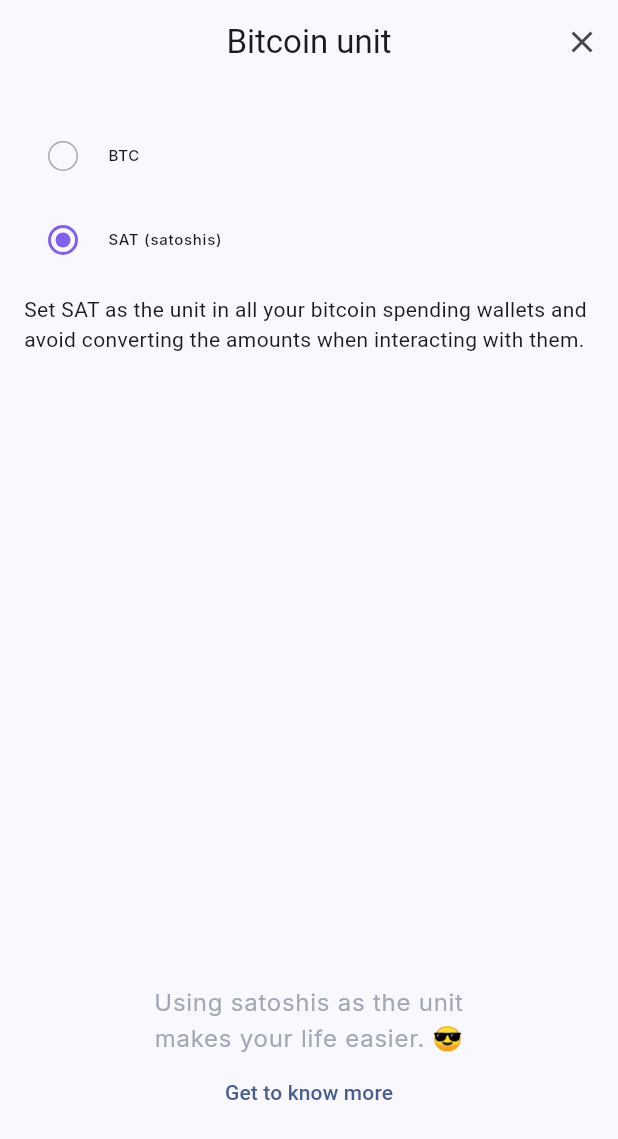
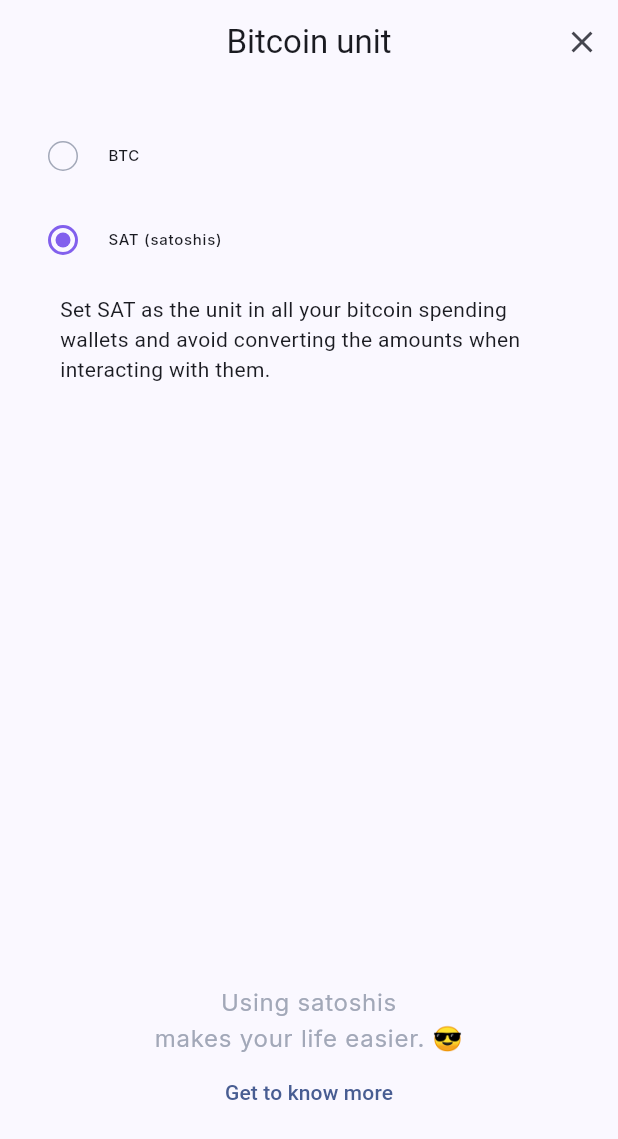
Before and after one commit to kumuly/kumuly_pocket, a Flutter app: the BitcoinUnitSettingsScreen screen opened by its route, after a tap on "SAT (satoshis)", on a phone screen of 412 x 824 dp. Shown: the top 1139 px of the screen. Run offline on Flutter 3.47's test engine with Material 2 defaults, Android fonts, the phone set to English and light mode, and no system bars; our stand-ins replace animate_do, cloud_firestore, cloud_functions, convert, equatable, firebase_auth and 10 more; missing offline and left inert: bip39_mnemonic, breez_sdk, firebase_app_check, mobile_scanner; accounts and stored records are empty; generated files the repository leaves out were written again; statements that could not run were skipped.

Commit message:
fix: padding btc unit setting screen + copy

```diff
--- a/lib/features/settings/bitcoin_unit_settings_screen.dart
+++ b/lib/features/settings/bitcoin_unit_settings_screen.dart
@@ -85,11 +85,16 @@ class BitcoinUnitSettingsScreen extends ConsumerWidget {
             const SizedBox(height: 8.0),
             if (bitcoinUnit == BitcoinUnit.sat)
               BounceInUp(
-                child: Text(
-                  copy.satUnitHelperText,
-                  style: textTheme.body2(
-                    Palette.neutral[70],
-                    FontWeight.normal,
+                child: Padding(
+                  padding: const EdgeInsets.symmetric(
+                    horizontal: 24.0,
+                  ),
+                  child: Text(
+                    copy.satUnitHelperText,
+                    style: textTheme.body2(
+                      Palette.neutral[70],
+                      FontWeight.normal,
+                    ),
                   ),
                 ),
               ),
--- a/lib/l10n/app_en.arb
+++ b/lib/l10n/app_en.arb
@@ -130,6 +130,6 @@
   "satUnitHelperText": "Set SAT as the unit in all your bitcoin spending wallets and avoid converting the amounts when interacting with them.",
   "satUnit": "SAT (satoshis)",
   "btcUnit": "BTC",
-  "usingSatsMakesYourLifeEasier": "Using satoshis as the unit\nmakes your life easier. 😎",
+  "usingSatsMakesYourLifeEasier": "Using satoshis\nmakes your life easier. 😎",
   "getToKnowMore": "Get to know more"
 }
--- a/lib/l10n/app_es.arb
+++ b/lib/l10n/app_es.arb
@@ -130,6 +130,6 @@
   "satUnitHelperText": "Configura SAT como la unidad en todas tus billeteras bitcoin de gastos, asi evitas convertir los montos cada vez que interactues con ellas.",
   "satUnit": "SAT (satoshis)",
   "btcUnit": "BTC",
-  "usingSatsMakesYourLifeEasier": "Usar satoshis como unidad\nte hace la vida más fácil. 😎",
+  "usingSatsMakesYourLifeEasier": "Usar satoshis\nte hace la vida más fácil. 😎",
   "getToKnowMore": "Conoce más"
 }
--- a/lib/l10n/app_nl.arb
+++ b/lib/l10n/app_nl.arb
@@ -130,6 +130,6 @@
   "satUnitHelperText": "Zet SAT als eenheid in al je bitcoin uitgaven wallets, zo vermijd je om te moeten rekenen bij het versturen van fondsen.",
   "satUnit": "SAT (satoshis)",
   "btcUnit": "BTC",
-  "usingSatsMakesYourLifeEasier": "Het gebruik van satoshis als eenheid\nmaakt je leven gemakkelijker. 😎",
+  "usingSatsMakesYourLifeEasier": "Het gebruik van satoshis\nmaakt je leven gemakkelijker. 😎",
   "getToKnowMore": "Kom meer te weten"
 }
```
